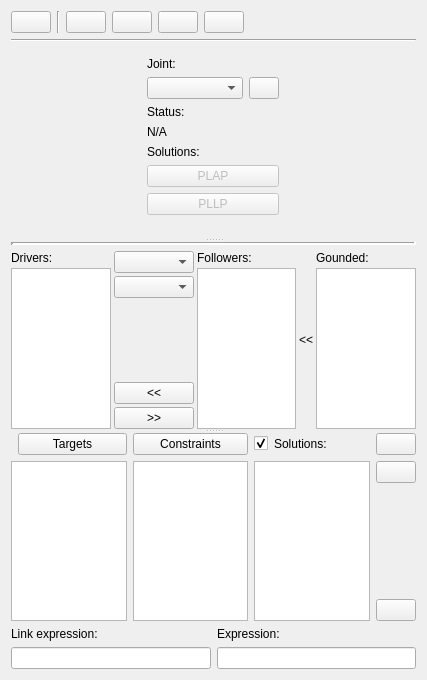
Above: core/synthesis/Collections/TriangularIteration.ui from KmolYuan/Pyslvs-UI before the change. Below: the same form after it.
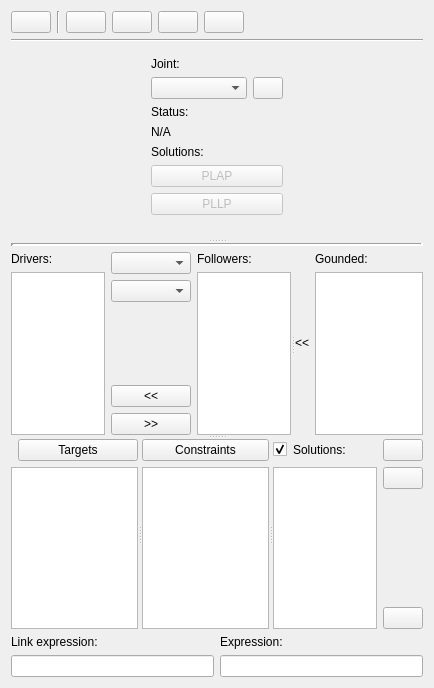
That is the form after the change. Icons and pictures are not drawn.

Patch:
```diff
--- a/core/synthesis/Collections/TriangularIteration.ui
+++ b/core/synthesis/Collections/TriangularIteration.ui
@@ -6,8 +6,8 @@
    <rect>
     <x>0</x>
     <y>0</y>
-    <width>427</width>
-    <height>680</height>
+    <width>434</width>
+    <height>688</height>
    </rect>
   </property>
   <property name="windowTitle">
@@ -233,15 +233,16 @@
         </widget>
        </item>
        <item>
-        <widget class="QSplitter" name="splitter_2">
+        <widget class="QSplitter" name="splitter_4">
          <property name="orientation">
           <enum>Qt::Vertical</enum>
+         </property>
+         <widget class="QSplitter" name="splitter_3">
+          <property name="orientation">
+           <enum>Qt::Horizontal</enum>
          </property>
          <widget class="QWidget" name="layoutWidget">
           <layout class="QHBoxLayout" name="horizontalLayout">
-           <property name="spacing">
-            <number>3</number>
-           </property>
            <item>
             <layout class="QVBoxLayout" name="verticalLayout_2">
              <item>
@@ -315,6 +316,10 @@
              </item>
             </layout>
            </item>
+           </layout>
+          </widget>
+          <widget class="QWidget" name="layoutWidget">
+           <layout class="QHBoxLayout" name="horizontalLayout_2">
            <item>
             <widget class="QLabel" name="label">
              <property name="text">
@@ -342,9 +347,12 @@
            </item>
           </layout>
          </widget>
+         </widget>
+         <widget class="QSplitter" name="splitter_2">
+          <property name="orientation">
+           <enum>Qt::Horizontal</enum>
+          </property>
          <widget class="QWidget" name="layoutWidget">
-          <layout class="QHBoxLayout" name="horizontalLayout_2">
-           <item>
             <layout class="QVBoxLayout" name="verticalLayout_3">
              <item>
               <layout class="QHBoxLayout" name="horizontalLayout_7">
@@ -378,8 +386,8 @@
               </widget>
              </item>
             </layout>
-           </item>
-           <item>
+          </widget>
+          <widget class="QWidget" name="layoutWidget">
             <layout class="QVBoxLayout" name="verticalLayout_5">
              <item>
               <widget class="QPushButton" name="constraints_button">
@@ -396,8 +404,8 @@
               </widget>
              </item>
             </layout>
-           </item>
-           <item>
+          </widget>
+          <widget class="QWidget" name="layoutWidget">
             <layout class="QVBoxLayout" name="verticalLayout_10">
              <item>
               <layout class="QHBoxLayout" name="horizontalLayout_6">
@@ -501,8 +509,7 @@
               </layout>
              </item>
             </layout>
-           </item>
-          </layout>
+          </widget>
          </widget>
         </widget>
        </item>
```
Left out of the diff: 2 changed lines with no effect on the pictures. Lines whose indentation alone changed are shown as unchanged.
